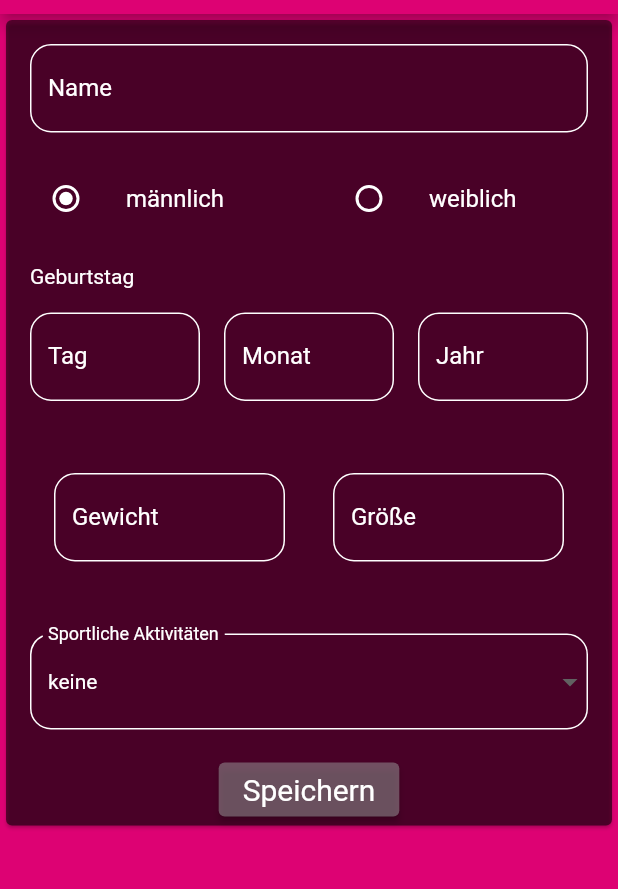
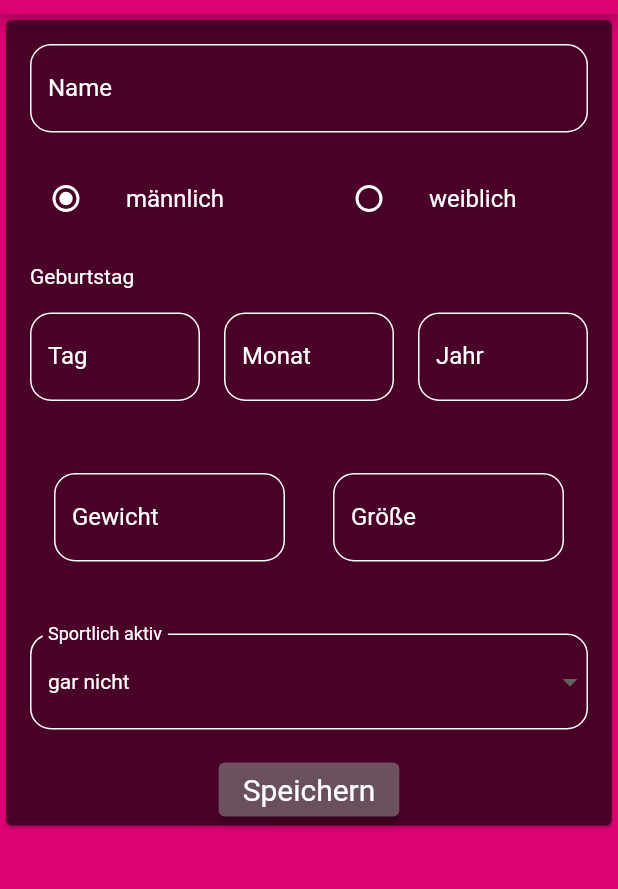
Before and after one commit to flusn/confit, a Flutter app: the UserInputDataScreen screen opened directly, on a phone screen of 412 x 824 dp, the part 70-959 px from its top. Run offline on Flutter 3.47's test engine with Material 2 defaults, Android fonts, the light colour scheme and no system bars; missing offline and left inert: dart:html.

Commit message:
Calculate Age and BMi; Export Templates

```diff
--- /dev/null
+++ b/lib/Screens/screens.dart
@@ -0,0 +1,3 @@
+export "login.screen.dart";
+export "userInput.screen.dart";
+export "user.screen.dart";
--- a/lib/Screens/userInput.screen.dart
+++ b/lib/Screens/userInput.screen.dart
@@ -1,9 +1,7 @@
 import "package:flutter/material.dart";
-import "package:confit/themes/colors.dart";
-import "package:confit/themes/textStyles.dart";
-import "package:confit/models/user.dart";
-import "package:confit/repositories/users.repo.dart";
 
+import "../themes/themes.dart";
+import "../templates/input.dart";
 import '../models/allUsers.dart';
 import 'user.screen.dart';
 
@@ -29,8 +27,10 @@ class _UserInputDataScreenState extends State<UserInputDataScreen> {
   final monthFocusNode = FocusNode();
   final yearFocusNode = FocusNode();
   final weightFocusNode = FocusNode();
+  final heightFocusNode = FocusNode();
+  final fintnesslevelFocusNode = FocusNode();
 
-  String fitnesslevel = 'keine';
+  String fitnesslevel = "gar nicht";
 
   @override
   Widget build(BuildContext context) {
@@ -56,11 +56,8 @@ class _UserInputDataScreenState extends State<UserInputDataScreen> {
                       controller: nameController,
                       keyboardType: TextInputType.text,
                       style: const TextStyle(color: AppColors.text),
-                      decoration: const InputDecoration(
-                          labelStyle: TextStyle(color: AppColors.text),
-                          labelText: "Name",
-                          hintStyle: TextStyle(color: AppColors.text),
-                          hintText: "Gib deinen Namen an"),
+                      decoration:
+                          InputfieldDecoration("Name", "Gib deinen Namen an"),
                     ),
                   ),
                   Row(
@@ -222,13 +219,15 @@ class _UserInputDataScreenState extends State<UserInputDataScreen> {
                                 focusNode: weightFocusNode,
                                 keyboardType: TextInputType.number,
                                 style: TextStyle(color: AppColors.text),
-                                decoration: const InputDecoration(
-                                    labelText: "Gewicht",
-                                    labelStyle:
-                                        TextStyle(color: AppColors.text),
-                                    hintText: "Gewicht in kg",
-                                    hintStyle:
-                                        TextStyle(color: AppColors.text)),
+                                decoration: InputfieldDecoration(
+                                    "Gewicht", "Gewicht in kg"),
+                                onChanged: (value) {
+                                  if (double.parse(weightController.text) >
+                                      40) {
+                                    FocusScope.of(context)
+                                        .requestFocus(heightFocusNode);
+                                  }
+                                },
                                 validator: (value) {
                                   if (value == null || value.isEmpty) {
                                     return "Gewicht fehlt";
@@ -243,15 +242,19 @@ class _UserInputDataScreenState extends State<UserInputDataScreen> {
                                       AppPaddings.paddingInputFieldsStandard),
                                   child: TextFormField(
                                       controller: heightController,
+                                      focusNode: heightFocusNode,
                                       keyboardType: TextInputType.number,
                                       style: TextStyle(color: AppColors.text),
-                                      decoration: const InputDecoration(
-                                          labelText: "Größe",
-                                          labelStyle:
-                                              TextStyle(color: AppColors.text),
-                                          hintText: "Größe in cm",
-                                          hintStyle:
-                                              TextStyle(color: AppColors.text)),
+                                      decoration: InputfieldDecoration(
+                                          "Größe", "Größe in cm"),
+                                      onChanged: (value) {
+                                        if (double.parse(
+                                                heightController.text) >
+                                            100) {
+                                          FocusScope.of(context).requestFocus(
+                                              fintnesslevelFocusNode);
+                                        }
+                                      },
                                       validator: (value) {
                                         if (value == null || value.isEmpty) {
                                           return "Größe fehlt";
@@ -265,10 +268,11 @@ class _UserInputDataScreenState extends State<UserInputDataScreen> {
                       child: DropdownButtonFormField<String>(
                           value: fitnesslevel,
                           elevation: 16,
+                          focusNode: fintnesslevelFocusNode,
                           style: const TextStyle(color: AppColors.text),
                           dropdownColor: AppColors.cardColorOverlay,
                           decoration: const InputDecoration(
-                              labelText: "Sportliche Aktivitäten",
+                              labelText: "Sportlich aktiv",
                               labelStyle: TextStyle(color: AppColors.text)),
                           onChanged: (String? newValue) {
                             setState(() {
@@ -279,7 +283,7 @@ class _UserInputDataScreenState extends State<UserInputDataScreen> {
                             "täglich (3 mal pro Woche)",
                             "wöchentlich (1 mal pro Woche)",
                             "monatlich (1 bis 2 mal im Monat)",
-                            "keine"
+                            "gar nicht"
                           ].map<DropdownMenuItem<String>>((String value) {
                             return DropdownMenuItem<String>(
                               value: value,
--- a/lib/app.dart
+++ b/lib/app.dart
@@ -41,7 +41,7 @@ class MyApp extends StatelessWidget {
                     borderSide: const BorderSide(color: AppColors.text)),
                 focusedBorder: OutlineInputBorder(
                     borderRadius: BorderRadius.circular(AppBorders.radius),
-                    borderSide: const BorderSide(color: AppColors.text)),
+                    borderSide: const BorderSide(color: AppColors.focus)),
                 errorBorder: OutlineInputBorder(
                     borderRadius: BorderRadius.circular(AppBorders.radius),
                     borderSide: BorderSide(color: AppColors.error)),
--- a/lib/templates/input.dart
+++ b/lib/templates/input.dart
@@ -1,29 +1,11 @@
 import "package:flutter/material.dart";
 import "package:confit/themes/colors.dart";
 
-class TextInput extends StatefulWidget {
-  const TextInput({Key? key, required String caption, required String hint})
-      : super(key: key);
-
-  @override
-  State<TextInput> createState() => _TextInputState();
-}
-
-class _TextInputState extends State<TextInput> {
-  final TextEditingController input = TextEditingController();
-  @override
-  Widget build(BuildContext context) {
-    return TextField(
-        controller: input,
-        obscureText: true,
-        decoration: const InputDecoration(
-          border: const OutlineInputBorder(),
-          focusedBorder:
-              OutlineInputBorder(borderSide: BorderSide(color: AppColors.text)),
-          labelStyle: TextStyle(color: AppColors.text),
-          //labelText: widget.caption,
-          hintStyle: TextStyle(color: AppColors.text),
-          //hintText: hint),
-        ));
+InputDecoration InputfieldDecoration(
+      String inputLabelText, String inputHintText) {
+    return InputDecoration(
+        labelStyle: const TextStyle(color: AppColors.text),
+        labelText: inputLabelText,
+        hintStyle: const TextStyle(color: AppColors.text),
+        hintText: inputHintText);
   }
-}
--- a/lib/themes/colors.dart
+++ b/lib/themes/colors.dart
@@ -3,8 +3,13 @@ import "package:flutter/material.dart";
 class AppColors {
   static const Color background = Color(0XFFdd0273);
   static const Color text = Colors.white;
+  static const Color focus = Colors.blue;
+
   static Color button = Colors.grey.withOpacity(0.5);
   static Color error = Colors.redAccent;
+
+  static Color readonly = Colors.grey.withOpacity(0.5);
+
   static const Color cardColor = Colors.black54;
   static const Color cardColorOverlay = Colors.black87;
   static const Color errorMessageBox = Colors.black54;
--- /dev/null
+++ b/lib/themes/themes.dart
@@ -0,0 +1,2 @@
+export 'colors.dart';
+export "textStyles.dart";
--- a/pubspec.yaml
+++ b/pubspec.yaml
@@ -34,6 +34,8 @@ dependencies:
   # The following adds the Cupertino Icons font to your application.
   # Use with the CupertinoIcons class for iOS style icons.
   cupertino_icons: ^1.0.2
+  sqflite: ^2.0.2+1
+  path_provider: ^2.0.10
 
 dev_dependencies:
   flutter_test:
```
Also changed, not shown: lib/Screens/login.screen.dart (+9 -16 lines), lib/Screens/user.screen.dart (+14 -1 lines), lib/models/user.dart (+20 -4 lines), lib/templates/readonly.dart (added, +37 -0 lines), pubspec.lock.
